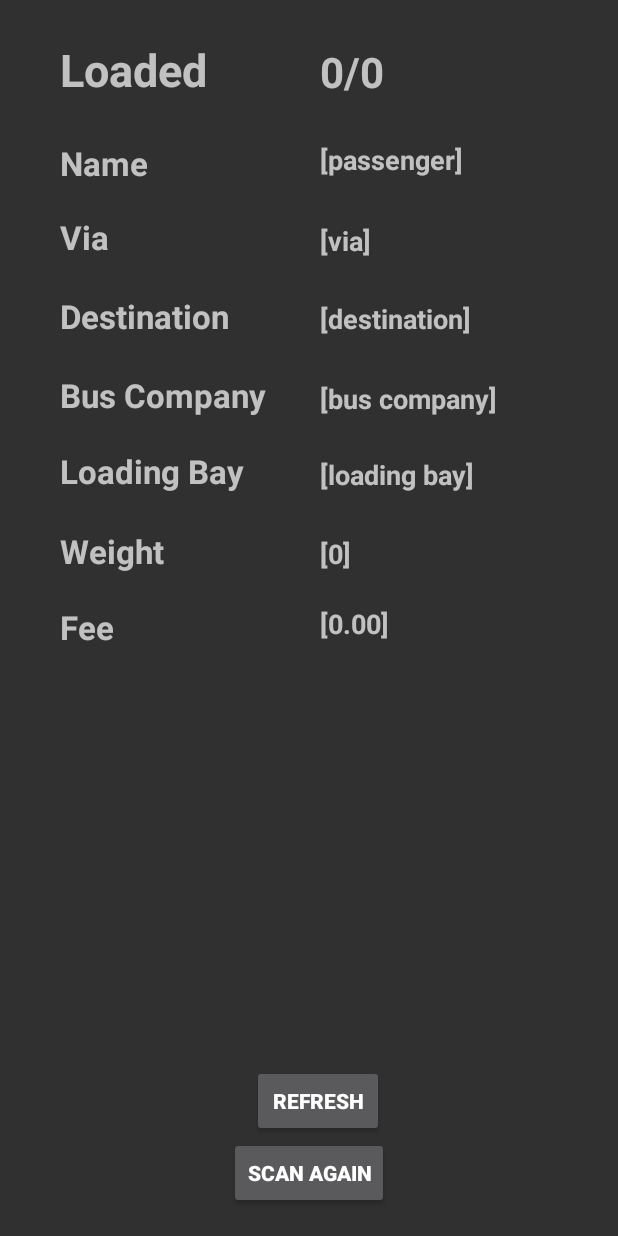
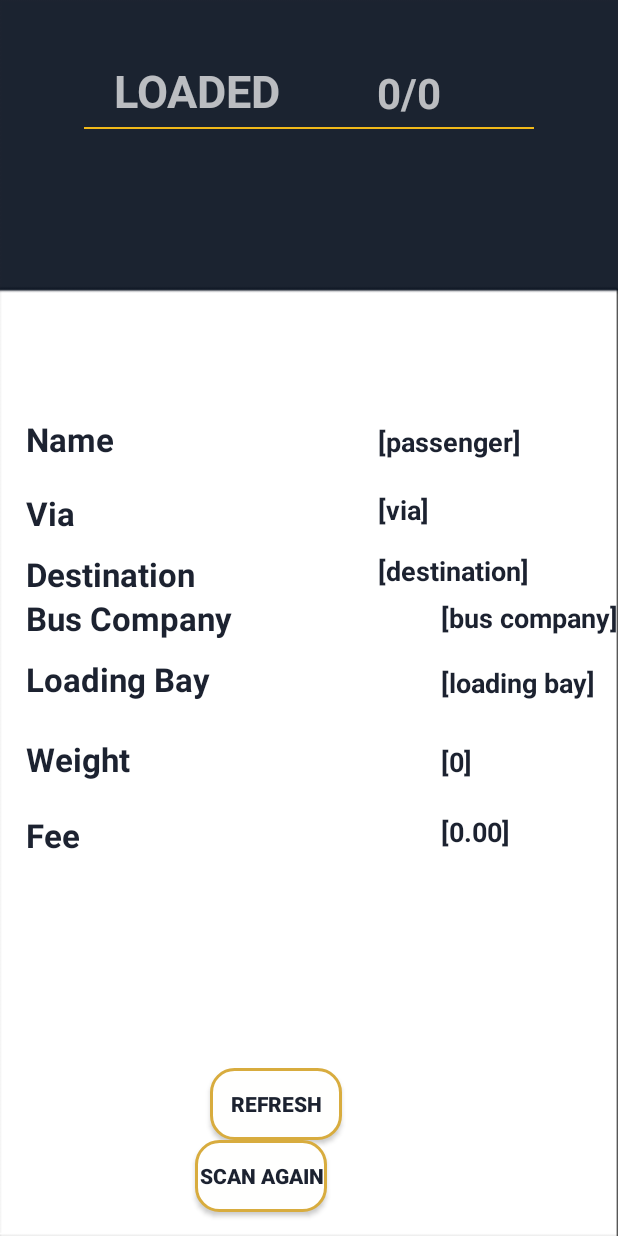
Before and after one commit to jmrequioma/qrcodescanner, an Android app: the layout activity_display.xml on its own in the app's theme, with its tools: preview values and no code run, on a phone screen of 412 x 824 dp. Run offline under Robolectric (Android 15) with nearby library versions, the phone set to English and light mode, and no system bars.

Commit message:
made changes to the UI

```diff
--- /dev/null
+++ b/app/src/main/res/drawable/button_bg_rounded_corners.xml
@@ -0,0 +1,11 @@
+<?xml version="1.0" encoding="utf-8"?>
+<selector xmlns:android="http://schemas.android.com/apk/res/android">
+    <item>
+        <shape android:shape="rectangle">
+            <solid android:color="@color/colorPrimaryDark"/>
+            <stroke android:color="@color/colorAccent" android:width="2dp" />
+            <!--corners allow us to make the rounded corners button-->
+            <corners android:radius="15dp" />
+        </shape>
+    </item>
+</selector>
--- /dev/null
+++ b/app/src/main/res/drawable/scan_again.xml
@@ -0,0 +1,11 @@
+<?xml version="1.0" encoding="utf-8"?>
+<selector xmlns:android="http://schemas.android.com/apk/res/android">
+    <item>
+        <shape android:shape="rectangle">
+            <solid android:color="@color/colorPrimary"/>
+            <stroke android:color="@color/colorAccent" android:width="2dp" />
+            <!--corners allow us to make the rounded corners button-->
+            <corners android:radius="15dp" />
+        </shape>
+    </item>
+</selector>
--- a/app/src/main/res/layout/activity_display.xml
+++ b/app/src/main/res/layout/activity_display.xml
@@ -1,7 +1,9 @@
 <?xml version="1.0" encoding="utf-8"?>
 <LinearLayout xmlns:android="http://schemas.android.com/apk/res/android"
+    xmlns:app="http://schemas.android.com/apk/res-auto"
     android:orientation="vertical" android:layout_width="match_parent"
-    android:layout_height="match_parent">
+    android:layout_height="match_parent"
+    android:background="@drawable/backgroundDisplay" >
 
     <RelativeLayout
         android:layout_width="match_parent"
@@ -12,19 +14,23 @@
             android:layout_width="wrap_content"
             android:layout_height="wrap_content"
             android:layout_alignParentBottom="true"
-            android:layout_centerHorizontal="true"
-            android:layout_marginBottom="18dp"
+            android:layout_marginBottom="16dp"
+            android:layout_toEndOf="@+id/destination_label"
+            android:background="@drawable/scan_again"
             android:onClick="onClick"
             android:text="@string/scan_label"
+            android:textColor="@color/colorPrimaryDark"
             android:textStyle="bold" />
 
         <TextView
             android:id="@+id/textView"
             android:layout_width="wrap_content"
             android:layout_height="wrap_content"
-            android:layout_alignStart="@+id/destination_label"
-            android:layout_alignTop="@+id/passenger_value"
+            android:layout_above="@+id/via_label"
+            android:layout_alignStart="@+id/via_label"
+            android:layout_marginBottom="20dp"
             android:text="@string/passenger_label"
+            android:textColor="@color/colorPrimaryDark"
             android:textSize="22sp"
             android:textStyle="bold" />
 
@@ -32,10 +38,11 @@
             android:id="@+id/passenger_value"
             android:layout_width="wrap_content"
             android:layout_height="wrap_content"
-            android:layout_alignStart="@+id/destination_value"
-            android:layout_below="@+id/staus_label"
-            android:layout_marginTop="27dp"
+            android:layout_alignBaseline="@+id/textView"
+            android:layout_alignBottom="@+id/textView"
+            android:layout_alignStart="@+id/via_value"
             android:text="@string/passenger_value"
+            android:textColor="@color/colorPrimaryDark"
             android:textSize="18sp"
             android:textStyle="bold" />
 
@@ -43,10 +50,10 @@
             android:id="@+id/destination_label"
             android:layout_width="wrap_content"
             android:layout_height="wrap_content"
-            android:layout_below="@+id/via_label"
-            android:layout_marginTop="23dp"
-            android:layout_toStartOf="@+id/btnScan"
+            android:layout_above="@+id/bus_label"
+            android:layout_alignStart="@+id/bus_label"
             android:text="@string/destination_label"
+            android:textColor="@color/colorPrimaryDark"
             android:textSize="22sp"
             android:textStyle="bold" />
 
@@ -54,11 +61,11 @@
             android:id="@+id/destination_value"
             android:layout_width="wrap_content"
             android:layout_height="wrap_content"
-            android:layout_alignBaseline="@+id/destination_label"
-            android:layout_alignBottom="@+id/destination_label"
-            android:layout_marginStart="36dp"
-            android:layout_toEndOf="@+id/bus_label"
+            android:layout_alignTop="@+id/destination_label"
+            android:layout_marginStart="34dp"
+            android:layout_toEndOf="@+id/btnScan"
             android:text="@string/destination_value"
+            android:textColor="@color/colorPrimaryDark"
             android:textSize="18sp"
             android:textStyle="bold" />
 
@@ -66,10 +73,11 @@
             android:id="@+id/bus_label"
             android:layout_width="wrap_content"
             android:layout_height="wrap_content"
-            android:layout_alignStart="@+id/destination_label"
-            android:layout_below="@+id/destination_label"
-            android:layout_marginTop="23dp"
+            android:layout_alignParentStart="true"
+            android:layout_centerVertical="true"
+            android:layout_marginStart="17dp"
             android:text="@string/bus_label"
+            android:textColor="@color/colorPrimaryDark"
             android:textSize="22sp"
             android:textStyle="bold" />
 
@@ -77,9 +85,10 @@
             android:id="@+id/bus_value"
             android:layout_width="wrap_content"
             android:layout_height="wrap_content"
-            android:layout_alignBottom="@+id/bus_label"
-            android:layout_alignStart="@+id/destination_value"
+            android:layout_alignParentEnd="true"
+            android:layout_centerVertical="true"
             android:text="@string/bus_value"
+            android:textColor="@color/colorPrimaryDark"
             android:textSize="18sp"
             android:textStyle="bold" />
 
@@ -89,8 +98,9 @@
             android:layout_height="wrap_content"
             android:layout_alignStart="@+id/bus_label"
             android:layout_below="@+id/bus_label"
-            android:layout_marginTop="21dp"
+            android:layout_marginTop="11dp"
             android:text="@string/loading_label"
+            android:textColor="@color/colorPrimaryDark"
             android:textSize="22sp"
             android:textStyle="bold" />
 
@@ -101,6 +111,7 @@
             android:layout_alignBottom="@+id/loading_label"
             android:layout_alignStart="@+id/bus_value"
             android:text="@string/loading_value"
+            android:textColor="@color/colorPrimaryDark"
             android:textSize="18sp"
             android:textStyle="bold" />
 
@@ -112,6 +123,7 @@
             android:layout_below="@+id/loading_label"
             android:layout_marginTop="24dp"
             android:text="@string/weight_label"
+            android:textColor="@color/colorPrimaryDark"
             android:textSize="22sp"
             android:textStyle="bold" />
 
@@ -123,6 +135,7 @@
             android:layout_alignBottom="@+id/weight_label"
             android:layout_alignStart="@+id/loading_value"
             android:text="@string/weight_value"
+            android:textColor="@color/colorPrimaryDark"
             android:textSize="18sp"
             android:textStyle="bold" />
 
@@ -134,6 +147,7 @@
             android:layout_below="@+id/weight_label"
             android:layout_marginTop="21dp"
             android:text="@string/fee_label"
+            android:textColor="@color/colorPrimaryDark"
             android:textSize="22sp"
             android:textStyle="bold" />
 
@@ -144,6 +158,7 @@
             android:layout_alignStart="@+id/weight_value"
             android:layout_alignTop="@+id/fee_label"
             android:text="@string/fee_value"
+            android:textColor="@color/colorPrimaryDark"
             android:textSize="18sp"
             android:textStyle="bold" />
 
@@ -152,8 +167,8 @@
             android:layout_width="wrap_content"
             android:layout_height="wrap_content"
             android:layout_alignParentTop="true"
-            android:layout_alignStart="@+id/textView"
-            android:layout_marginTop="26dp"
+            android:layout_marginTop="40dp"
+            android:layout_toEndOf="@+id/textView"
             android:text="@string/status_label"
             android:textSize="30sp"
             android:textStyle="bold" />
@@ -162,8 +177,8 @@
             android:id="@+id/status_value"
             android:layout_width="wrap_content"
             android:layout_height="wrap_content"
-            android:layout_alignBottom="@+id/staus_label"
-            android:layout_alignStart="@+id/passenger_value"
+            android:layout_above="@+id/imageView"
+            android:layout_toStartOf="@+id/bus_value"
             android:text="@string/status_value"
             android:textSize="28sp"
             android:textStyle="bold" />
@@ -172,10 +187,11 @@
             android:id="@+id/via_label"
             android:layout_width="wrap_content"
             android:layout_height="wrap_content"
-            android:layout_alignStart="@+id/textView"
-            android:layout_below="@+id/textView"
-            android:layout_marginTop="20dp"
+            android:layout_above="@+id/destination_value"
+            android:layout_alignStart="@+id/destination_label"
+            android:layout_marginBottom="11dp"
             android:text="@string/via_label"
+            android:textColor="@color/colorPrimaryDark"
             android:textSize="22sp"
             android:textStyle="bold" />
 
@@ -183,9 +199,10 @@
             android:id="@+id/via_value"
             android:layout_width="wrap_content"
             android:layout_height="wrap_content"
-            android:layout_alignBottom="@+id/via_label"
-            android:layout_alignStart="@+id/passenger_value"
+            android:layout_alignStart="@+id/destination_value"
+            android:layout_alignTop="@+id/via_label"
             android:text="@string/via_value"
+            android:textColor="@color/colorPrimaryDark"
             android:textSize="18sp"
             android:textStyle="bold" />
 
@@ -194,10 +211,20 @@
             android:layout_width="wrap_content"
             android:layout_height="wrap_content"
             android:layout_above="@+id/btnScan"
-            android:layout_alignEnd="@+id/status_value"
+            android:layout_toEndOf="@+id/loading_label"
+            android:background="@drawable/scan_again"
             android:onClick="refreshStat"
             android:text="Refresh"
+            android:textColor="@color/colorPrimaryDark"
             android:textStyle="bold" />
+
+        <ImageView
+            android:id="@+id/imageView"
+            android:layout_width="300dp"
+            android:layout_height="wrap_content"
+            android:layout_below="@+id/staus_label"
+            android:layout_centerHorizontal="true"
+            app:srcCompat="@drawable/line" />
 
     </RelativeLayout>
 
--- a/app/src/main/res/layout/activity_main.xml
+++ b/app/src/main/res/layout/activity_main.xml
@@ -1,6 +1,7 @@
 <?xml version="1.0" encoding="utf-8"?>
 
 <LinearLayout xmlns:android="http://schemas.android.com/apk/res/android"
+    xmlns:app="http://schemas.android.com/apk/res-auto"
     xmlns:tools="http://schemas.android.com/tools"
     android:id="@+id/rootRL"
     android:gravity="center"
@@ -10,13 +11,19 @@
     android:paddingBottom="0dp"
     android:background="@drawable/background1" >
 
+    <ImageView
+        android:layout_width="300dp"
+        android:layout_height="75dp"
+        app:srcCompat="@drawable/ic1" />
+
     <TextView
         android:id="@+id/title"
         android:layout_width="match_parent"
         android:layout_height="42dp"
-        android:text="     CSBT Baggage Monitor"
-        android:textColor="@android:color/black"
-        android:textSize="30sp" />
+        android:text="     CSBT Baggage Tracker"
+        android:textColor="@android:color/white"
+        android:textSize="30sp"
+        android:textStyle="bold" />
 
     <Button
         android:id="@+id/btnScan"
@@ -24,14 +31,14 @@
         android:layout_height="wrap_content"
         android:layout_alignParentBottom="true"
         android:layout_alignParentStart="true"
-        android:layout_marginTop="365dp"
         android:layout_marginLeft="90dp"
         android:layout_marginRight="90dp"
-        android:background="@color/colorAccent"
+        android:layout_marginTop="200dp"
+        android:background="@drawable/button_bg_rounded_corners"
         android:elevation="0dp"
         android:onClick="onClick"
-        android:text="Scan QR Code"
-        android:textColor="@color/colorPrimaryDark"
+        android:text="Scan Code"
+        android:textColor="@color/colorAccent"
         android:textStyle="bold" />
 
 </LinearLayout>
--- a/app/src/main/res/values/colors.xml
+++ b/app/src/main/res/values/colors.xml
@@ -1,6 +1,6 @@
 <?xml version="1.0" encoding="utf-8"?>
 <resources>
     <color name="colorPrimary">#FFFFFE</color>
-    <color name="colorPrimaryDark">#1d2331</color>
-    <color name="colorAccent">#F3E107</color>
+    <color name="colorPrimaryDark">#1C2230</color>
+    <color name="colorAccent">#D8AC3E</color>
 </resources>
--- a/app/src/main/res/values/strings.xml
+++ b/app/src/main/res/values/strings.xml
@@ -15,7 +15,7 @@
     <string name="weight_value">[0]</string>
     <string name="fee_label">Fee</string>
     <string name="fee_value">[0.00]</string>
-    <string name="status_label">Loaded</string>
+    <string name="status_label">LOADED</string>
     <string name="status_value">0/0</string>
     <string name="action_refresh">Refresh</string>
 </resources>
```
Also changed, not shown: app/src/main/res/drawable/background1.png, app/src/main/res/drawable/backgroundDisplay.png (added), app/src/main/res/drawable/ic1.png (added), app/src/main/res/drawable/line.png (added).
